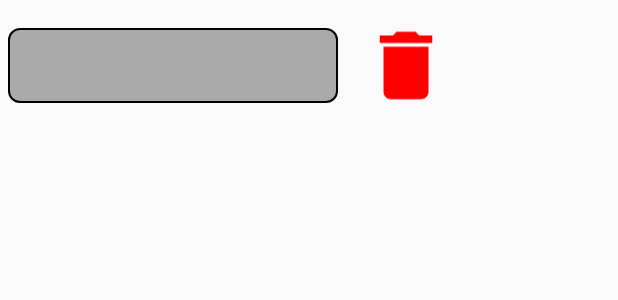
After one commit to Ritika94168/DoctorFinderApp, an Android app: the layout add_new_permanent_leaves.xml on its own in the app's theme, with its tools: preview values and no code run, on a phone screen of 412 x 824 dp. The commit adds this screen. Shown: the top 300 px of the screen. Run offline under Robolectric (Android 15) with nearby library versions, the phone set to English and light mode, and no system bars.

Commit message:
Final Changes ggssk

```diff
--- /dev/null
+++ b/app/src/main/res/drawable/ic_delete_black_24dp.xml
@@ -0,0 +1,5 @@
+<vector android:height="24dp" android:tint="#FF0000"
+    android:viewportHeight="24.0" android:viewportWidth="24.0"
+    android:width="24dp" xmlns:android="http://schemas.android.com/apk/res/android">
+    <path android:fillColor="#FF000000" android:pathData="M6,19c0,1.1 0.9,2 2,2h8c1.1,0 2,-0.9 2,-2V7H6v12zM19,4h-3.5l-1,-1h-5l-1,1H5v2h14V4z"/>
+</vector>
--- /dev/null
+++ b/app/src/main/res/drawable/ic_save_black_24dp.xml
@@ -0,0 +1,5 @@
+<vector android:height="24dp" android:tint="#FFFFFF"
+    android:viewportHeight="24.0" android:viewportWidth="24.0"
+    android:width="24dp" xmlns:android="http://schemas.android.com/apk/res/android">
+    <path android:fillColor="#FF000000" android:pathData="M17,3L5,3c-1.11,0 -2,0.9 -2,2v14c0,1.1 0.89,2 2,2h14c1.1,0 2,-0.9 2,-2L21,7l-4,-4zM12,19c-1.66,0 -3,-1.34 -3,-3s1.34,-3 3,-3 3,1.34 3,3 -1.34,3 -3,3zM15,9L5,9L5,5h10v4z"/>
+</vector>
--- /dev/null
+++ b/app/src/main/res/layout/add_new_permanent_leaves.xml
@@ -0,0 +1,42 @@
+<?xml version="1.0" encoding="utf-8"?>
+<LinearLayout xmlns:android="http://schemas.android.com/apk/res/android"
+    xmlns:app="http://schemas.android.com/apk/res-auto"
+    xmlns:tools="http://schemas.android.com/tools"
+    android:layout_width="match_parent"
+    android:layout_height="match_parent"
+    android:orientation="vertical"
+    android:id="@+id/permanemtlayout"
+    tools:context=".PermanentLeavesDoctor">
+
+    <LinearLayout
+        android:layout_width="match_parent"
+        android:layout_height="wrap_content"
+        android:orientation="horizontal"
+        android:layout_marginRight="15dp"
+        android:layout_marginTop="5sp">
+
+            <EditText
+                android:id="@+id/appointmentTime"
+                android:layout_width="220dp"
+                android:imeOptions="flagNoExtractUi"
+                android:focusable="false"
+                android:textAlignment="center"
+                android:layout_marginTop="13dp"
+                android:layout_marginLeft="5dp"
+                android:background="@drawable/front4"
+                android:textStyle="bold"
+                android:layout_height="50dp"
+                android:inputType="text" />
+
+        <ImageView
+            android:id="@+id/remove"
+            android:layout_width="60dp"
+            android:layout_height="70dp"
+            android:onClick="onDelete"
+            android:layout_marginTop="3dp"
+            android:layout_marginLeft="15dp"
+            android:contentDescription="Remove"
+            android:src="@drawable/ic_delete_black_24dp" />
+    </LinearLayout>
+
+</LinearLayout>
--- a/app/src/main/res/menu/monitoring_menu.xml
+++ b/app/src/main/res/menu/monitoring_menu.xml
@@ -17,7 +17,7 @@
     <item
         android:id="@+id/doctor_edit"
         android:orderInCategory="100"
-        android:icon="@drawable/ic_edit_black_24dp"
+        android:icon="@drawable/ic_save_black_24dp"
         android:title=""
         app:showAsAction="always" />
 
```
Also changed, not shown: app/src/main/AndroidManifest.xml (+6 -1 lines), app/src/main/java/com/anshul/doctorfinder/DoctorMainMenu.java (+5 -3 lines), app/src/main/java/com/anshul/doctorfinder/MyListAdapter.java (+4 -4 lines), app/src/main/java/com/anshul/doctorfinder/PermanentLeavesDoctor.java (added, +196 -0 lines), app/src/main/java/com/anshul/doctorfinder/WeekDaysAvailability.java (+20 -2 lines), app/src/main/res/layout/activity_permanent_leaves_doctor.xml (added, +38 -0 lines), app/src/main/res/menu/permanentleavesmenu.xml (added, +23 -0 lines), app/src/main/res/drawable/ic_delete.png (added).
